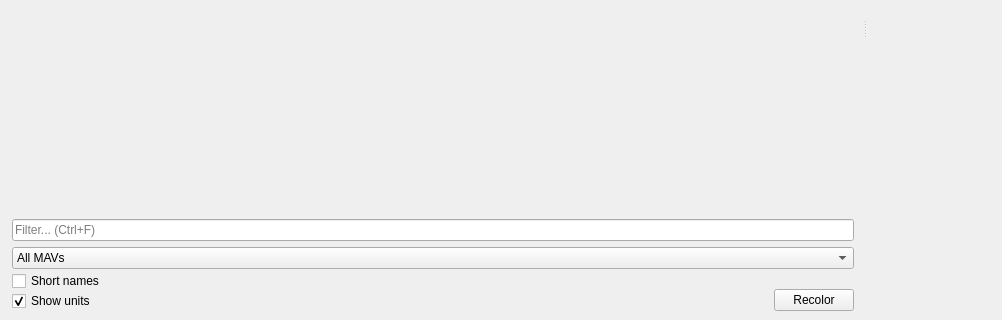
Old version of the form src/ui/Linechart.ui in the repository mavlink/qgroundcontrol; both pictures show x 0 to 1002 and y 265 to 585 of the 1337 by 585 pixel window.
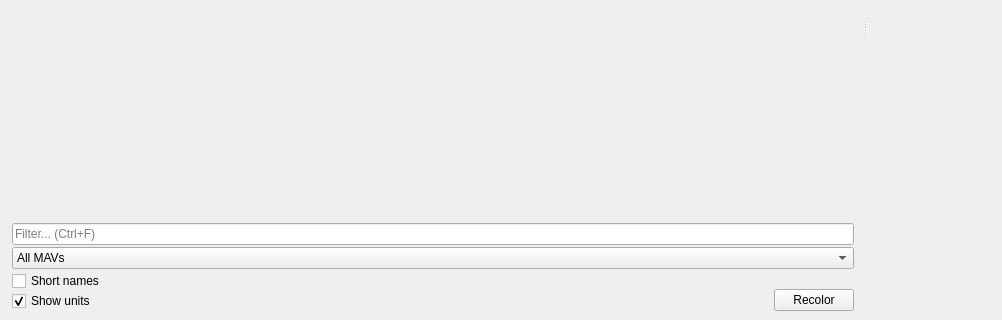
New version of the form.

Commit message: better placement of filtering LineEdit

What changed in the file:
```diff
--- a/src/ui/Linechart.ui
+++ b/src/ui/Linechart.ui
@@ -47,7 +47,7 @@
       <number>10</number>
      </property>
      <widget class="QWidget" name="curveGroupBox" native="true">
-      <layout class="QGridLayout" name="gridLayout" rowstretch="50,0,0">
+      <layout class="QGridLayout" name="gridLayout" rowstretch="50,0,0,0">
        <property name="leftMargin">
         <number>6</number>
        </property>
@@ -103,18 +103,25 @@
            <rect>
             <x>0</x>
             <y>0</y>
-            <width>948</width>
-            <height>454</height>
+            <width>884</width>
+            <height>491</height>
            </rect>
           </property>
          </widget>
         </widget>
        </item>
-       <item row="2" column="0">
+       <item row="3" column="0">
         <layout class="QVBoxLayout" name="verticalLayout_2">
          <property name="spacing">
           <number>2</number>
          </property>
+         <item>
+          <widget class="QLineEdit" name="plotFilterLineEdit">
+           <property name="placeholderText">
+            <string>Filter... (Ctrl+F)</string>
+           </property>
+          </widget>
+         </item>
          <item>
           <widget class="QComboBox" name="uasSelectionBox">
            <item>
@@ -218,13 +225,6 @@
          </item>
         </layout>
        </item>
-       <item row="1" column="0">
-        <widget class="QLineEdit" name="plotFilterLineEdit">
-         <property name="placeholderText">
-          <string>Filter... (Ctrl+F)</string>
-         </property>
-        </widget>
-       </item>
       </layout>
      </widget>
      <widget class="QWidget" name="diagramGroupBox" native="true"/>
```
